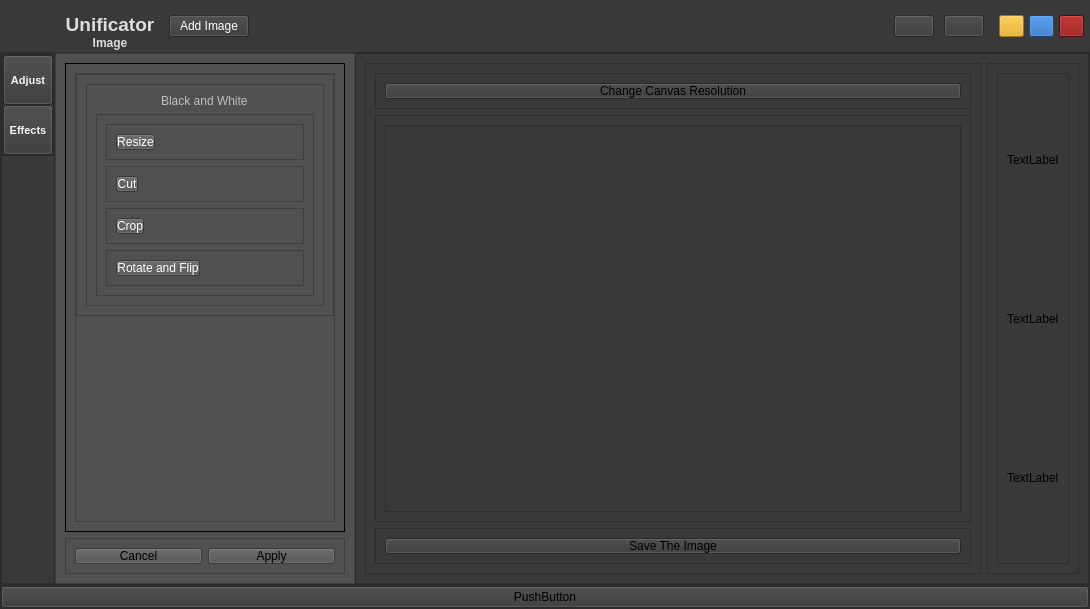
Qt form src/interface.ui (Btzel/Unificator) before a commit.
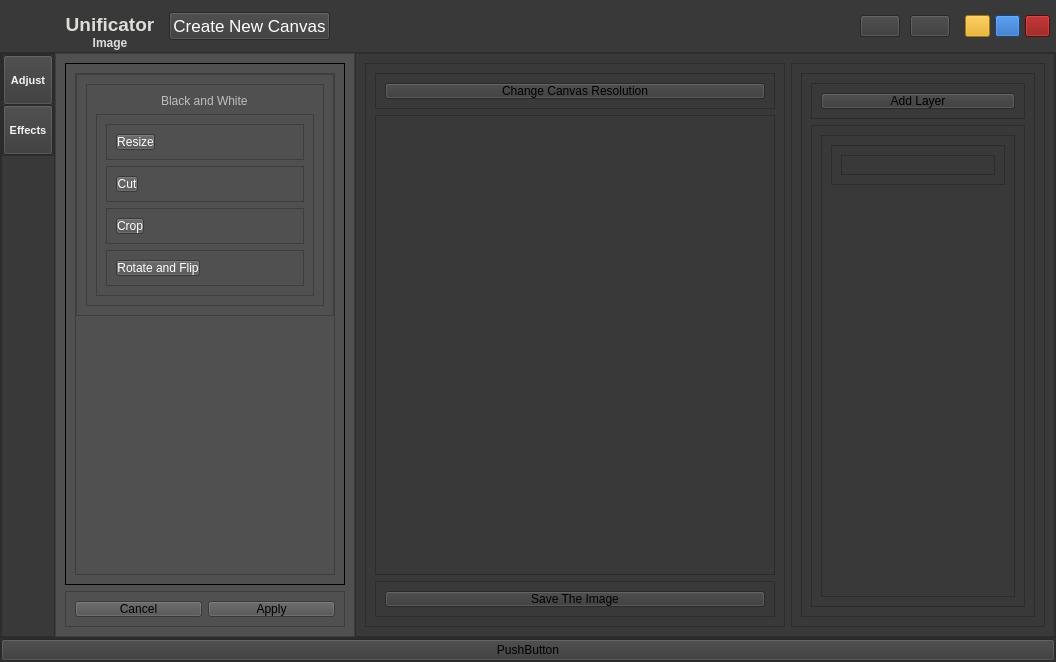
The same form after that commit. The open tabs and pages were chosen to show the change. Icons and pictures are not drawn.

Commit message: next step is layer order

```diff
--- a/src/interface.ui
+++ b/src/interface.ui
@@ -6,10 +6,16 @@
    <rect>
     <x>0</x>
     <y>0</y>
-    <width>1090</width>
-    <height>609</height>
+    <width>1056</width>
+    <height>662</height>
    </rect>
   </property>
+  <property name="sizePolicy">
+   <sizepolicy hsizetype="Expanding" vsizetype="Expanding">
+    <horstretch>0</horstretch>
+    <verstretch>0</verstretch>
+   </sizepolicy>
+  </property>
   <property name="windowTitle">
    <string>MainWindow</string>
   </property>
@@ -364,8 +370,13 @@
                  <height>0</height>
                 </size>
                </property>
+               <property name="font">
+                <font>
+                 <pointsize>13</pointsize>
+                </font>
+               </property>
                <property name="text">
-                <string>Add Image</string>
+                <string>Create New Canvas</string>
                </property>
                <property name="icon">
                 <iconset resource="../resources/res.qrc">
@@ -1191,8 +1202,8 @@
                   <rect>
                    <x>0</x>
                    <y>0</y>
-                   <width>258</width>
-                   <height>514</height>
+                   <width>216</width>
+                   <height>267</height>
                   </rect>
                  </property>
                  <layout class="QVBoxLayout" name="verticalLayout_25">
@@ -1566,7 +1577,7 @@
               </widget>
              </item>
              <item>
-              <widget class="QFrame" name="frame_19">
+              <widget class="QFrame" name="visualizer_parent_frame">
                <property name="minimumSize">
                 <size>
                  <width>400</width>
@@ -1582,6 +1593,18 @@
                <layout class="QHBoxLayout" name="horizontalLayout_15">
                 <item>
                  <widget class="QGraphicsView" name="visualizer">
+                  <property name="frameShape">
+                   <enum>QFrame::NoFrame</enum>
+                  </property>
+                  <property name="frameShadow">
+                   <enum>QFrame::Sunken</enum>
+                  </property>
+                  <property name="lineWidth">
+                   <number>5</number>
+                  </property>
+                  <property name="midLineWidth">
+                   <number>5</number>
+                  </property>
                   <property name="verticalScrollBarPolicy">
                    <enum>Qt::ScrollBarAlwaysOff</enum>
                   </property>
@@ -1664,24 +1687,76 @@
                </property>
                <layout class="QVBoxLayout" name="verticalLayout_11">
                 <item>
-                 <widget class="QLabel" name="label_12">
-                  <property name="text">
-                   <string>TextLabel</string>
+                 <widget class="QFrame" name="frame_19">
+                  <property name="frameShape">
+                   <enum>QFrame::StyledPanel</enum>
                   </property>
-                 </widget>
-                </item>
-                <item>
-                 <widget class="QLabel" name="label_11">
-                  <property name="text">
-                   <string>TextLabel</string>
+                  <property name="frameShadow">
+                   <enum>QFrame::Raised</enum>
                   </property>
+                  <layout class="QHBoxLayout" name="horizontalLayout_19">
+                   <item>
+                    <widget class="QPushButton" name="add_layer_push_button">
+                     <property name="text">
+                      <string>Add Layer</string>
+                     </property>
+                    </widget>
+                   </item>
+                  </layout>
                  </widget>
                 </item>
                 <item>
-                 <widget class="QLabel" name="label_10">
-                  <property name="text">
-                   <string>TextLabel</string>
+                 <widget class="QFrame" name="layer_visualization_frame">
+                  <property name="frameShape">
+                   <enum>QFrame::StyledPanel</enum>
                   </property>
+                  <property name="frameShadow">
+                   <enum>QFrame::Raised</enum>
+                  </property>
+                  <layout class="QHBoxLayout" name="horizontalLayout_20">
+                   <item>
+                    <widget class="QScrollArea" name="scrollArea">
+                     <property name="widgetResizable">
+                      <bool>true</bool>
+                     </property>
+                     <widget class="QWidget" name="scroll_layer_widget">
+                      <property name="geometry">
+                       <rect>
+                        <x>0</x>
+                        <y>0</y>
+                        <width>192</width>
+                        <height>447</height>
+                       </rect>
+                      </property>
+                      <layout class="QVBoxLayout" name="verticalLayout_12">
+                       <item alignment="Qt::AlignTop">
+                        <widget class="QFrame" name="frame_8">
+                         <property name="frameShape">
+                          <enum>QFrame::StyledPanel</enum>
+                         </property>
+                         <property name="frameShadow">
+                          <enum>QFrame::Raised</enum>
+                         </property>
+                         <layout class="QHBoxLayout" name="horizontalLayout_21">
+                          <item>
+                           <widget class="QFrame" name="layer_holder_frame">
+                            <property name="frameShape">
+                             <enum>QFrame::StyledPanel</enum>
+                            </property>
+                            <property name="frameShadow">
+                             <enum>QFrame::Raised</enum>
+                            </property>
+                            <layout class="QVBoxLayout" name="verticalLayout_17"/>
+                           </widget>
+                          </item>
+                         </layout>
+                        </widget>
+                       </item>
+                      </layout>
+                     </widget>
+                    </widget>
+                   </item>
+                  </layout>
                  </widget>
                 </item>
                </layout>
```
Left out of the diff: 4 changed lines with no effect on the pictures. The commit also changes 9 other files.
